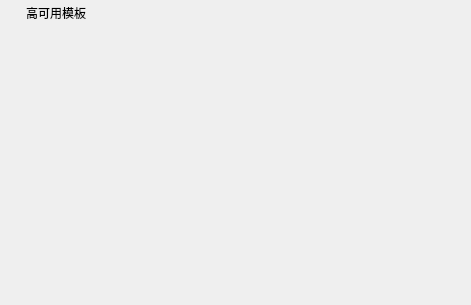
Old version of the form fieldwork/fourth/Navigation/mainwindow.ui in the repository AbaoFromCUG/Data-Structure.
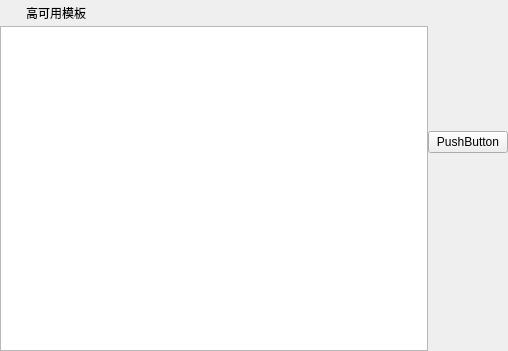
New version of the form. Icons and pictures are not drawn.

Diff of the .ui file:
```diff
--- a/fieldwork/fourth/Navigation/mainwindow.ui
+++ b/fieldwork/fourth/Navigation/mainwindow.ui
@@ -6,8 +6,8 @@
    <rect>
     <x>0</x>
     <y>0</y>
-    <width>471</width>
-    <height>305</height>
+    <width>508</width>
+    <height>351</height>
    </rect>
   </property>
   <property name="minimumSize">
@@ -91,7 +91,7 @@
    <property name="spacing">
     <number>0</number>
    </property>
-   <item row="0" column="0">
+   <item row="0" column="0" colspan="2">
     <layout class="QHBoxLayout" name="horizontalLayout">
      <property name="spacing">
       <number>0</number>
@@ -267,7 +267,10 @@
      </item>
     </layout>
    </item>
-   <item row="1" column="0">
+   <item row="1" column="0" rowspan="3">
+    <widget class="QGraphicsView" name="graphicsView"/>
+   </item>
+   <item row="1" column="1">
     <spacer name="verticalSpacer">
      <property name="orientation">
       <enum>Qt::Vertical</enum>
@@ -275,7 +278,27 @@
      <property name="sizeHint" stdset="0">
       <size>
        <width>20</width>
-       <height>274</height>
+       <height>93</height>
+      </size>
+     </property>
+    </spacer>
+   </item>
+   <item row="2" column="1">
+    <widget class="QPushButton" name="pushButton">
+     <property name="text">
+      <string>PushButton</string>
+     </property>
+    </widget>
+   </item>
+   <item row="3" column="1">
+    <spacer name="verticalSpacer_2">
+     <property name="orientation">
+      <enum>Qt::Vertical</enum>
+     </property>
+     <property name="sizeHint" stdset="0">
+      <size>
+       <width>20</width>
+       <height>198</height>
       </size>
      </property>
     </spacer>
```
